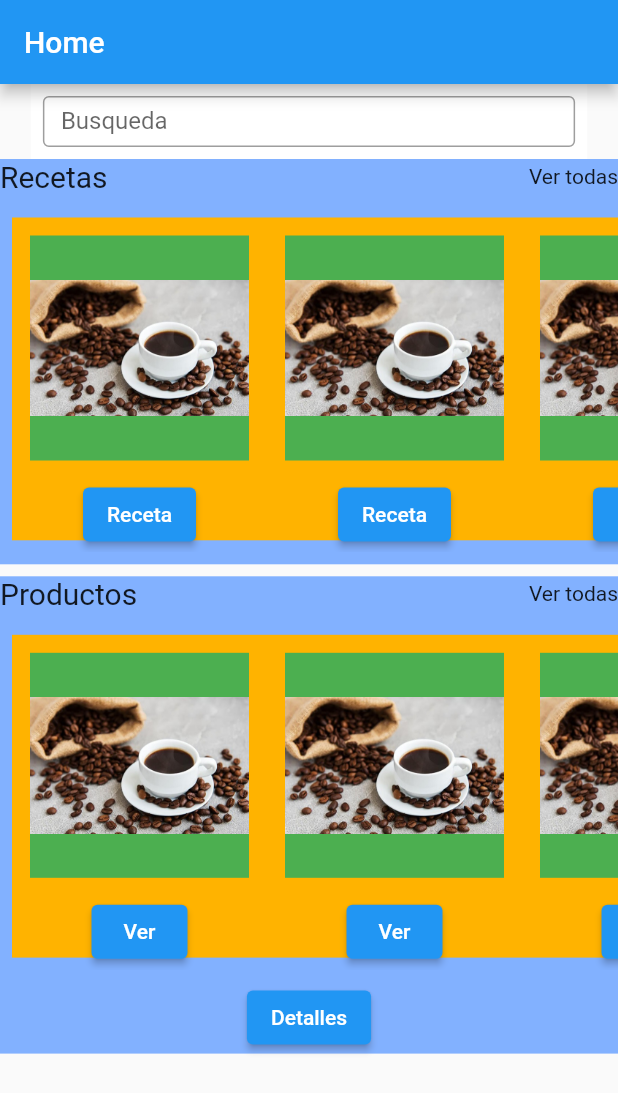
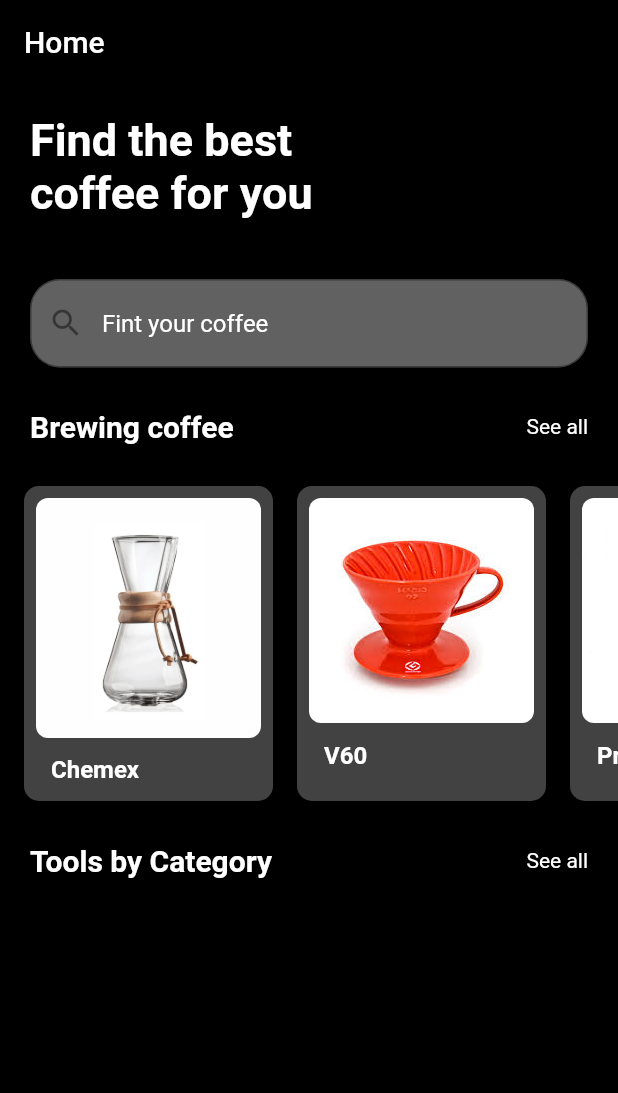
Before and after one commit to fran-cucaita/Flutter-basic-app, a Flutter app: the screen it shows after launch, on a phone screen of 412 x 824 dp. Shown: the top 1093 px of the screen. Run offline on Flutter 3.47's test engine with Material 2 defaults, Android fonts, the phone set to English and light mode, and no system bars.

Commit message:
ui brewing

```diff
--- a/coffeeApp/lib/pages/home_page.dart
+++ b/coffeeApp/lib/pages/home_page.dart
@@ -1,6 +1,7 @@
 import 'package:flutter/material.dart';
 import 'package:test_application/pages/details_page.dart';
 import 'package:test_application/routes/routes.dart';
+import 'package:test_application/widgets/recipe_card.dart';
 
 class HomePage extends StatelessWidget {
   const HomePage({Key? key}) : super(key: key);
@@ -10,251 +11,127 @@ class HomePage extends StatelessWidget {
   @override
   Widget build(BuildContext context) {
     return Scaffold(
+      backgroundColor: Colors.black,
       appBar: AppBar(
+        //backgroundColor: Colors.blueGrey[900],
+        backgroundColor: Colors.black,
         title: Text('Home'),
       ),
       body: SingleChildScrollView(
         child: Column(
+          crossAxisAlignment: CrossAxisAlignment.start,
           children: [
-            Center(
-              child: Container(
-                height: 50,
-                width: MediaQuery.of(context).size.width * .9,
+            Container(
+              alignment: Alignment.topLeft,
+              padding: EdgeInsets.all(20),
+              // width: MediaQuery.of(context).size.width * 1,
+              //color: Colors.red,
+              width: 280,
+              child: Text(
+                "Find the best coffee for you",
+                style: TextStyle(
                   color: Colors.white,
-                child: Container(
-                  padding: EdgeInsets.all(8),
+                  fontSize: 30,
+                  fontWeight: FontWeight.bold,
+                ),
+                textAlign: TextAlign.start,
+              ),
+            ),
+            Container(
+              margin: EdgeInsets.all(20),
+              color: Colors.transparent,
+              child: Center(
+                child: new Container(
+                  width: 400,
+                  decoration: new BoxDecoration(
+                    color: Colors.grey[700],
+                    borderRadius: BorderRadius.circular(20),
+                  ),
                   child: TextField(
                     onChanged: (value) {
                       print(value);
                     },
+                    cursorColor: Colors.white,
+                    style: TextStyle(color: Colors.white),
                     decoration: InputDecoration(
-                      labelText: "Busqueda",
-                      border: OutlineInputBorder(),
+                      focusedBorder: InputBorder.none,
+                      prefixIcon: Icon(
+                        Icons.search_outlined,
                       ),
-                    keyboardType: TextInputType.number,
+                      hintText: 'Fint your coffee',
+                      hintStyle: TextStyle(color: Colors.white),
+                      // labelText: "Busqueda",
+                      // labelStyle: TextStyle(color: Colors.white),
+                      border: OutlineInputBorder(
+                        borderRadius: BorderRadius.circular(20),
+                      ),
+                    ),
                   ),
                 ),
               ),
             ),
             Container(
-              width: MediaQuery.of(context).size.width * 1,
-              color: Colors.blueAccent[100],
-              child: Column(
-                children: [
-                  Row(
+              margin: EdgeInsets.symmetric(horizontal: 20, vertical: 8),
+              child: Row(
                 mainAxisAlignment: MainAxisAlignment.spaceBetween,
                 children: [
                   Text(
-                        'Recetas',
+                    'Brewing coffee',
                     style: TextStyle(
+                        color: Colors.white,
                         fontSize: 20,
+                        fontWeight: FontWeight.bold),
                   ),
+                  Text(
+                    "See all",
+                    style: TextStyle(
+                      color: Colors.white,
                     ),
-                      Text("Ver todas")
-                    ],
-                  ),
-                  Container(
-                    height: MediaQuery.of(context).size.height * .3,
-                    padding: EdgeInsets.symmetric(vertical: 8),
-                    child: ListView(
-                      scrollDirection: Axis.horizontal,
-                      padding: const EdgeInsets.all(8),
-                      children: <Widget>[
-                        Container(
-                          width: 170,
-                          color: Colors.amber[600],
-                          child: Column(
-                            children: [
-                              Container(
-                                height: 150,
-                                width: 150,
-                                margin: EdgeInsets.all(12),
-                                color: Colors.green,
-                                child: Image.asset('lib/assets/cafe.jpg'),
-                              ),
-                              ElevatedButton(
-                                onPressed: () {
-                                  Navigator.push(
-                                      context,
-                                      MaterialPageRoute(
-                                        builder: (context) => (DetailsPage()),
-                                      ));
-                                },
-                                child: Text('Receta'),
                   ),
                 ],
               ),
             ),
             Container(
-                          width: 170,
-                          color: Colors.amber[600],
-                          child: Column(
-                            children: [
-                              Container(
-                                margin: EdgeInsets.all(12),
-                                height: 150,
-                                width: 150,
-                                color: Colors.green,
-                                child: Image.asset('lib/assets/cafe.jpg'),
+              height: 250,
+              child: ListView(
+                scrollDirection: Axis.horizontal,
+                padding: const EdgeInsets.all(8),
+                children: <Widget>[
+                  RecipeCard(
+                    image: 'lib/assets/chemex.jpg',
+                    title: "Chemex",
+                    cups: '6',
                   ),
-                              ElevatedButton(
-                                onPressed: () {
-                                  Navigator.push(
-                                      context,
-                                      MaterialPageRoute(
-                                        builder: (context) => (DetailsPage()),
-                                      ));
-                                },
-                                child: Text('Receta'),
+                  RecipeCard(
+                    image: 'lib/assets/V60.jpg',
+                    title: "V60",
+                    cups: '2',
+                  ),
+                  RecipeCard(
+                    image: 'lib/assets/francesa.jpg',
+                    title: "Prensa francesa",
+                    cups: '5',
                   ),
                 ],
               ),
             ),
             Container(
-                          width: 170,
-                          color: Colors.amber[600],
-                          child: Column(
-                            children: [
-                              Container(
-                                height: 150,
-                                width: 150,
-                                margin: EdgeInsets.all(12),
-                                color: Colors.green,
-                                child: Image.asset('lib/assets/cafe.jpg'),
-                              ),
-                              ElevatedButton(
-                                onPressed: () {
-                                  Navigator.push(
-                                      context,
-                                      MaterialPageRoute(
-                                        builder: (context) => (DetailsPage()),
-                                      ));
-                                },
-                                child: Text('Receta'),
-                              ),
-                            ],
-                          ),
-                        ),
-                      ],
-                    ),
-                  ),
-                ],
-              ),
-            ),
-            SizedBox(
-              height: 8,
-            ),
-            Container(
-              width: MediaQuery.of(context).size.width * 1,
-              color: Colors.blueAccent[100],
-              child: Column(
-                children: [
-                  Row(
+              margin: EdgeInsets.symmetric(horizontal: 20, vertical: 8),
+              child: Row(
                 mainAxisAlignment: MainAxisAlignment.spaceBetween,
                 children: [
                   Text(
-                        'Productos',
+                    'Tools by Category',
                     style: TextStyle(
+                        color: Colors.white,
                         fontSize: 20,
+                        fontWeight: FontWeight.bold),
                   ),
+                  Text(
+                    "See all",
+                    style: TextStyle(
+                      color: Colors.white,
                     ),
-                      Text("Ver todas")
-                    ],
-                  ),
-                  Container(
-                    height: MediaQuery.of(context).size.height * .3,
-                    padding: EdgeInsets.symmetric(vertical: 8),
-                    child: ListView(
-                      scrollDirection: Axis.horizontal,
-                      padding: const EdgeInsets.all(8),
-                      children: <Widget>[
-                        Container(
-                          width: 170,
-                          color: Colors.amber[600],
-                          child: Column(
-                            children: [
-                              Container(
-                                height: 150,
-                                width: 150,
-                                margin: EdgeInsets.all(12),
-                                color: Colors.green,
-                                child: Image.asset('lib/assets/cafe.jpg'),
-                              ),
-                              ElevatedButton(
-                                onPressed: () {
-                                  Navigator.push(
-                                      context,
-                                      MaterialPageRoute(
-                                        builder: (context) => (DetailsPage()),
-                                      ));
-                                },
-                                child: Text('Ver'),
-                              ),
-                            ],
-                          ),
-                        ),
-                        Container(
-                          width: 170,
-                          color: Colors.amber[600],
-                          child: Column(
-                            children: [
-                              Container(
-                                margin: EdgeInsets.all(12),
-                                height: 150,
-                                width: 150,
-                                color: Colors.green,
-                                child: Image.asset('lib/assets/cafe.jpg'),
-                              ),
-                              ElevatedButton(
-                                onPressed: () {
-                                  Navigator.push(
-                                      context,
-                                      MaterialPageRoute(
-                                        builder: (context) => (DetailsPage()),
-                                      ));
-                                },
-                                child: Text('Ver'),
-                              ),
-                            ],
-                          ),
-                        ),
-                        Container(
-                          width: 170,
-                          color: Colors.amber[600],
-                          child: Column(
-                            children: [
-                              Container(
-                                height: 150,
-                                width: 150,
-                                margin: EdgeInsets.all(12),
-                                color: Colors.green,
-                                child: Image.asset('lib/assets/cafe.jpg'),
-                              ),
-                              ElevatedButton(
-                                onPressed: () {
-                                  Navigator.push(
-                                      context,
-                                      MaterialPageRoute(
-                                        builder: (context) => (DetailsPage()),
-                                      ));
-                                },
-                                child: Text('Ver'),
-                              ),
-                            ],
-                          ),
-                        ),
-                      ],
-                    ),
-                  ),
-                  ElevatedButton(
-                    onPressed: () {
-                      Navigator.push(
-                          context,
-                          MaterialPageRoute(
-                            builder: (context) => (DetailsPage()),
-                          ));
-                    },
-                    child: Text('Detalles'),
                   ),
                 ],
               ),
@@ -265,3 +142,139 @@ class HomePage extends StatelessWidget {
     );
   }
 }
+
+//               Container(
+//                 width: MediaQuery.of(context).size.width * 1,
+//                 color: Colors.blueAccent[100],
+//                 child: Column(
+//                   children: [
+
+
+//                   ],
+//                 ),
+//               ),
+//               SizedBox(
+//                 height: 8,
+//               ),
+//               Container(
+//                 width: MediaQuery.of(context).size.width * 1,
+//                 color: Colors.blueAccent[100],
+//                 child: Column(
+//                   children: [
+//                     Row(
+//                       mainAxisAlignment: MainAxisAlignment.spaceBetween,
+//                       children: [
+//                         Text(
+//                           'Productos',
+//                           style: TextStyle(
+//                             fontSize: 20,
+//                           ),
+//                         ),
+//                         Text("Ver todas")
+//                       ],
+//                     ),
+//                     Container(
+//                       height: MediaQuery.of(context).size.height * .3,
+//                       padding: EdgeInsets.symmetric(vertical: 8),
+//                       child: ListView(
+//                         scrollDirection: Axis.horizontal,
+//                         padding: const EdgeInsets.all(8),
+//                         children: <Widget>[
+//                           Container(
+//                             width: 170,
+//                             color: Colors.amber[600],
+//                             child: Column(
+//                               children: [
+//                                 Container(
+//                                   height: 150,
+//                                   width: 150,
+//                                   margin: EdgeInsets.all(12),
+//                                   color: Colors.green,
+//                                   child: Image.asset('lib/assets/cafe.jpg'),
+//                                 ),
+//                                 ElevatedButton(
+//                                   onPressed: () {
+//                                     Navigator.push(
+//                                         context,
+//                                         MaterialPageRoute(
+//                                           builder: (context) => (DetailsPage()),
+//                                         ));
+//                                   },
+//                                   child: Text('Ver'),
+//                                 ),
+//                               ],
+//                             ),
+//                           ),
+//                           Container(
+//                             width: 170,
+//                             color: Colors.amber[600],
+//                             child: Column(
+//                               children: [
+//                                 Container(
+//                                   margin: EdgeInsets.all(12),
+//                                   height: 150,
+//                                   width: 150,
+//                                   color: Colors.green,
+//                                   child: Image.asset('lib/assets/cafe.jpg'),
+//                                 ),
+//                                 ElevatedButton(
+//                                   onPressed: () {
+//                                     Navigator.push(
+//                                         context,
+//                                         MaterialPageRoute(
+//                                           builder: (context) => (DetailsPage()),
+//                                         ));
+//                                   },
+//                                   child: Text('Ver'),
+//                                 ),
+//                               ],
+//                             ),
+//                           ),
+//                           Container(
+//                             width: 170,
+//                             color: Colors.amber[600],
+//                             child: Column(
+//                               children: [
+//                                 Container(
+//                                   height: 150,
+//                                   width: 150,
+//                                   margin: EdgeInsets.all(12),
+//                                   color: Colors.green,
+//                                   child: Image.asset('lib/assets/cafe.jpg'),
+//                                 ),
+//                                 ElevatedButton(
+//                                   onPressed: () {
+//                                     Navigator.push(
+//                                         context,
+//                                         MaterialPageRoute(
+//                                           builder: (context) => (DetailsPage()),
+//                                         ));
+//                                   },
+//                                   child: Text('Ver'),
+//                                 ),
+//                               ],
+//                             ),
+//                           ),
+//                         ],
+//                       ),
+//                     ),
+//                     ElevatedButton(
+//                       onPressed: () {
+//                         Navigator.push(
+//                             context,
+//                             MaterialPageRoute(
+//                               builder: (context) => (DetailsPage()),
+//                             ));
+//                       },
+//                       child: Text('Detalles'),
+//                     ),
+//                   ],
+//                 ),
+//               ),
+//             ],
+//           ),
+//         ),
+//       ),
+//     );
+//   }
+// }
--- /dev/null
+++ b/coffeeApp/lib/widgets/recipe_card.dart
@@ -0,0 +1,54 @@
+import 'package:flutter/material.dart';
+
+class RecipeCard extends StatelessWidget {
+  final String image;
+  final String title;
+  final String cups;
+  const RecipeCard({
+    Key? key,
+    required this.image,
+    required this.title,
+    required this.cups,
+  }) : super(key: key);
+
+  @override
+  Widget build(BuildContext context) {
+    return Container(
+      margin: EdgeInsets.symmetric(vertical: 12, horizontal: 8),
+      padding: EdgeInsets.all(8),
+      decoration: BoxDecoration(
+        borderRadius: BorderRadius.circular(10),
+        color: Colors.grey[800],
+      ),
+      child: InkWell(
+        onTap: () {},
+        child: Column(
+          children: [
+            ClipRRect(
+              borderRadius: BorderRadius.circular(8.0),
+              child: Image.asset(
+                image,
+                width: 150,
+              ),
+            ),
+            const SizedBox(
+              height: 12,
+            ),
+            SizedBox(
+              width: 130,
+              child: Text(
+                title,
+                textAlign: TextAlign.start,
+                style: const TextStyle(
+                  color: Colors.white,
+                  fontSize: 16,
+                  fontWeight: FontWeight.w700,
+                ),
+              ),
+            ),
+          ],
+        ),
+      ),
+    );
+  }
+}
```
Also changed, not shown: coffeeApp/lib/assets/V60.jpg (added), coffeeApp/lib/assets/Volturno.jpg (added), coffeeApp/lib/assets/aeroPress.jpg (added), coffeeApp/lib/assets/chemex.jpg (added), coffeeApp/lib/assets/francesa.jpg (added). Lines whose indentation alone changed are shown as unchanged.
